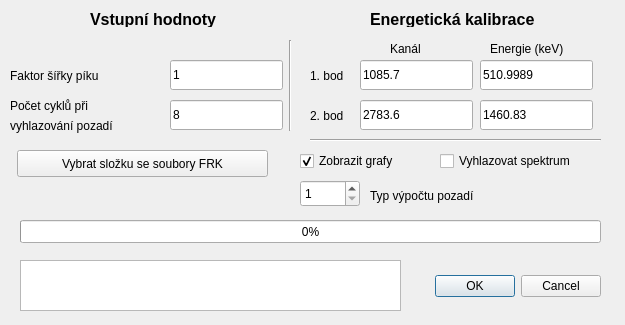
First picture: the form in rozhrani.ui, repository DominikThomas/FortyFour, before the edit.
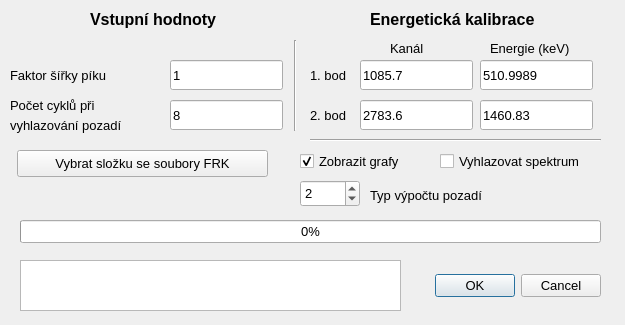
Second picture: the form after the edit.

```diff
--- a/rozhrani.ui
+++ b/rozhrani.ui
@@ -25,6 +25,11 @@
      <height>22</height>
     </rect>
    </property>
+   <property name="font">
+    <font>
+     <pointsize>10</pointsize>
+    </font>
+   </property>
    <property name="text">
     <string>Zobrazit grafy</string>
    </property>
@@ -41,6 +46,11 @@
      <height>17</height>
     </rect>
    </property>
+   <property name="font">
+    <font>
+     <pointsize>10</pointsize>
+    </font>
+   </property>
    <property name="text">
     <string>Kanál</string>
    </property>
@@ -54,6 +64,11 @@
      <height>17</height>
     </rect>
    </property>
+   <property name="font">
+    <font>
+     <pointsize>10</pointsize>
+    </font>
+   </property>
    <property name="text">
     <string>Energie (keV)</string>
    </property>
@@ -67,6 +82,11 @@
      <height>31</height>
     </rect>
    </property>
+   <property name="font">
+    <font>
+     <pointsize>10</pointsize>
+    </font>
+   </property>
    <property name="text">
     <string>1. bod</string>
    </property>
@@ -80,6 +100,11 @@
      <height>31</height>
     </rect>
    </property>
+   <property name="font">
+    <font>
+     <pointsize>10</pointsize>
+    </font>
+   </property>
    <property name="text">
     <string>2. bod</string>
    </property>
@@ -93,6 +118,11 @@
      <height>31</height>
     </rect>
    </property>
+   <property name="font">
+    <font>
+     <pointsize>10</pointsize>
+    </font>
+   </property>
    <property name="text">
     <string>Faktor šířky píku</string>
    </property>
@@ -101,9 +131,9 @@
    <property name="geometry">
     <rect>
      <x>370</x>
-     <y>10</y>
-     <width>171</width>
-     <height>17</height>
+     <y>0</y>
+     <width>191</width>
+     <height>40</height>
     </rect>
    </property>
    <property name="text">
@@ -114,9 +144,9 @@
    <property name="geometry">
     <rect>
      <x>90</x>
-     <y>10</y>
+     <y>0</y>
      <width>171</width>
-     <height>17</height>
+     <height>40</height>
     </rect>
    </property>
    <property name="text">
@@ -132,6 +162,11 @@
      <height>31</height>
     </rect>
    </property>
+   <property name="font">
+    <font>
+     <pointsize>10</pointsize>
+    </font>
+   </property>
    <property name="text">
     <string>Počet cyklů při</string>
    </property>
@@ -145,6 +180,11 @@
      <height>30</height>
     </rect>
    </property>
+   <property name="font">
+    <font>
+     <pointsize>10</pointsize>
+    </font>
+   </property>
    <property name="text">
     <string>1</string>
    </property>
@@ -158,6 +198,11 @@
      <height>30</height>
     </rect>
    </property>
+   <property name="font">
+    <font>
+     <pointsize>10</pointsize>
+    </font>
+   </property>
    <property name="text">
     <string>8</string>
    </property>
@@ -171,6 +216,11 @@
      <height>30</height>
     </rect>
    </property>
+   <property name="font">
+    <font>
+     <pointsize>10</pointsize>
+    </font>
+   </property>
    <property name="text">
     <string>1085.7</string>
    </property>
@@ -184,6 +234,11 @@
      <height>30</height>
     </rect>
    </property>
+   <property name="font">
+    <font>
+     <pointsize>10</pointsize>
+    </font>
+   </property>
    <property name="text">
     <string>2783.6</string>
    </property>
@@ -197,6 +252,11 @@
      <height>30</height>
     </rect>
    </property>
+   <property name="font">
+    <font>
+     <pointsize>10</pointsize>
+    </font>
+   </property>
    <property name="text">
     <string>510.9989</string>
    </property>
@@ -210,6 +270,11 @@
      <height>30</height>
     </rect>
    </property>
+   <property name="font">
+    <font>
+     <pointsize>10</pointsize>
+    </font>
+   </property>
    <property name="text">
     <string>1460.83</string>
    </property>
@@ -219,7 +284,7 @@
     <rect>
      <x>280</x>
      <y>40</y>
-     <width>20</width>
+     <width>30</width>
      <height>91</height>
     </rect>
    </property>
@@ -236,6 +301,11 @@
      <height>23</height>
     </rect>
    </property>
+   <property name="font">
+    <font>
+     <pointsize>10</pointsize>
+    </font>
+   </property>
    <property name="value">
     <number>0</number>
    </property>
@@ -249,6 +319,11 @@
      <height>31</height>
     </rect>
    </property>
+   <property name="font">
+    <font>
+     <pointsize>10</pointsize>
+    </font>
+   </property>
    <property name="text">
     <string>vyhlazování pozadí</string>
    </property>
@@ -262,6 +337,11 @@
      <height>22</height>
     </rect>
    </property>
+   <property name="font">
+    <font>
+     <pointsize>10</pointsize>
+    </font>
+   </property>
    <property name="text">
     <string>Vyhlazovat spektrum</string>
    </property>
@@ -285,6 +365,11 @@
      <height>32</height>
     </rect>
    </property>
+   <property name="font">
+    <font>
+     <pointsize>10</pointsize>
+    </font>
+   </property>
    <property name="orientation">
     <enum>Qt::Horizontal</enum>
    </property>
@@ -301,6 +386,11 @@
      <height>27</height>
     </rect>
    </property>
+   <property name="font">
+    <font>
+     <pointsize>10</pointsize>
+    </font>
+   </property>
    <property name="text">
     <string>Vybrat složku se soubory FRK</string>
    </property>
@@ -327,12 +417,20 @@
      <height>27</height>
     </rect>
    </property>
+   <property name="font">
+    <font>
+     <pointsize>10</pointsize>
+    </font>
+   </property>
    <property name="minimum">
     <number>1</number>
    </property>
    <property name="maximum">
     <number>3</number>
    </property>
+   <property name="value">
+    <number>2</number>
+   </property>
   </widget>
   <widget class="QLabel" name="label_10">
    <property name="geometry">
@@ -343,6 +441,11 @@
      <height>31</height>
     </rect>
    </property>
+   <property name="font">
+    <font>
+     <pointsize>10</pointsize>
+    </font>
+   </property>
    <property name="text">
     <string>Typ výpočtu pozadí</string>
    </property>
```
Left out of the diff: 5 changed lines with no effect on the pictures.
